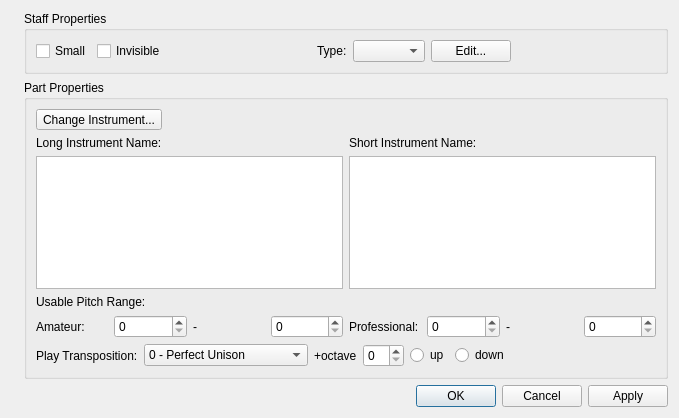
First picture: the form in mscore/mscore/editstaff.ui, repository musescore/musescore-old, before the edit.
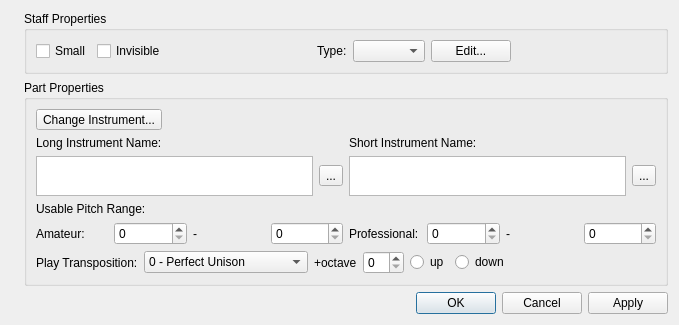
Second picture: the form after the edit. Icons and pictures are not drawn.

Diff of the .ui file:
```diff
--- a/mscore/mscore/editstaff.ui
+++ b/mscore/mscore/editstaff.ui
@@ -7,9 +7,15 @@
     <x>0</x>
     <y>0</y>
     <width>679</width>
-    <height>418</height>
+    <height>298</height>
    </rect>
   </property>
+  <property name="sizePolicy">
+   <sizepolicy hsizetype="Preferred" vsizetype="Preferred">
+    <horstretch>0</horstretch>
+    <verstretch>0</verstretch>
+   </sizepolicy>
+  </property>
   <property name="minimumSize">
    <size>
     <width>0</width>
@@ -23,11 +29,14 @@
    <item row="0" column="0" rowspan="3">
     <widget class="QLabel" name="label_5">
      <property name="sizePolicy">
-      <sizepolicy hsizetype="Fixed" vsizetype="Expanding">
+      <sizepolicy hsizetype="Fixed" vsizetype="Ignored">
        <horstretch>0</horstretch>
        <verstretch>0</verstretch>
       </sizepolicy>
      </property>
+     <property name="autoFillBackground">
+      <bool>false</bool>
+     </property>
      <property name="text">
       <string/>
      </property>
@@ -122,6 +131,12 @@
    </item>
    <item row="1" column="1">
     <widget class="QGroupBox" name="groupBox_2">
+     <property name="sizePolicy">
+      <sizepolicy hsizetype="Preferred" vsizetype="Expanding">
+       <horstretch>0</horstretch>
+       <verstretch>0</verstretch>
+      </sizepolicy>
+     </property>
      <property name="title">
       <string>Part Properties</string>
      </property>
@@ -140,13 +155,25 @@
        <layout class="QGridLayout" name="gridLayout">
         <item row="0" column="0">
          <widget class="QLabel" name="label_3">
+          <property name="sizePolicy">
+           <sizepolicy hsizetype="Fixed" vsizetype="Fixed">
+            <horstretch>0</horstretch>
+            <verstretch>0</verstretch>
+           </sizepolicy>
+          </property>
           <property name="text">
            <string>Long Instrument Name:</string>
           </property>
          </widget>
         </item>
-        <item row="0" column="1">
+        <item row="0" column="2">
          <widget class="QLabel" name="label_4">
+          <property name="sizePolicy">
+           <sizepolicy hsizetype="Fixed" vsizetype="Fixed">
+            <horstretch>0</horstretch>
+            <verstretch>0</verstretch>
+           </sizepolicy>
+          </property>
           <property name="text">
            <string>Short Instrument Name:</string>
           </property>
@@ -154,33 +181,35 @@
         </item>
         <item row="1" column="0">
          <widget class="QTextEdit" name="longName">
-          <property name="sizePolicy">
-           <sizepolicy hsizetype="Expanding" vsizetype="Expanding">
-            <horstretch>0</horstretch>
-            <verstretch>0</verstretch>
-           </sizepolicy>
-          </property>
-          <property name="undoRedoEnabled">
-           <bool>false</bool>
-          </property>
-          <property name="lineWrapMode">
-           <enum>QTextEdit::NoWrap</enum>
+          <property name="minimumSize">
+           <size>
+            <width>0</width>
+            <height>40</height>
+           </size>
           </property>
          </widget>
         </item>
-        <item row="1" column="1">
+        <item row="1" column="2">
          <widget class="QTextEdit" name="shortName">
-          <property name="sizePolicy">
-           <sizepolicy hsizetype="Expanding" vsizetype="Expanding">
-            <horstretch>0</horstretch>
-            <verstretch>0</verstretch>
-           </sizepolicy>
+          <property name="minimumSize">
+           <size>
+            <width>0</width>
+            <height>40</height>
+           </size>
           </property>
-          <property name="undoRedoEnabled">
-           <bool>false</bool>
+         </widget>
+        </item>
+        <item row="1" column="1">
+         <widget class="QToolButton" name="editLongName">
+          <property name="text">
+           <string>...</string>
           </property>
-          <property name="lineWrapMode">
-           <enum>QTextEdit::NoWrap</enum>
+         </widget>
+        </item>
+        <item row="1" column="3">
+         <widget class="QToolButton" name="editShortName">
+          <property name="text">
+           <string>...</string>
           </property>
          </widget>
         </item>
@@ -264,6 +293,12 @@
         </item>
         <item>
          <widget class="QComboBox" name="iList">
+          <property name="sizePolicy">
+           <sizepolicy hsizetype="Preferred" vsizetype="Fixed">
+            <horstretch>0</horstretch>
+            <verstretch>0</verstretch>
+           </sizepolicy>
+          </property>
           <item>
            <property name="text">
             <string>0 - Perfect Unison</string>
```
Left out of the diff: 8 changed lines with no effect on the pictures.
